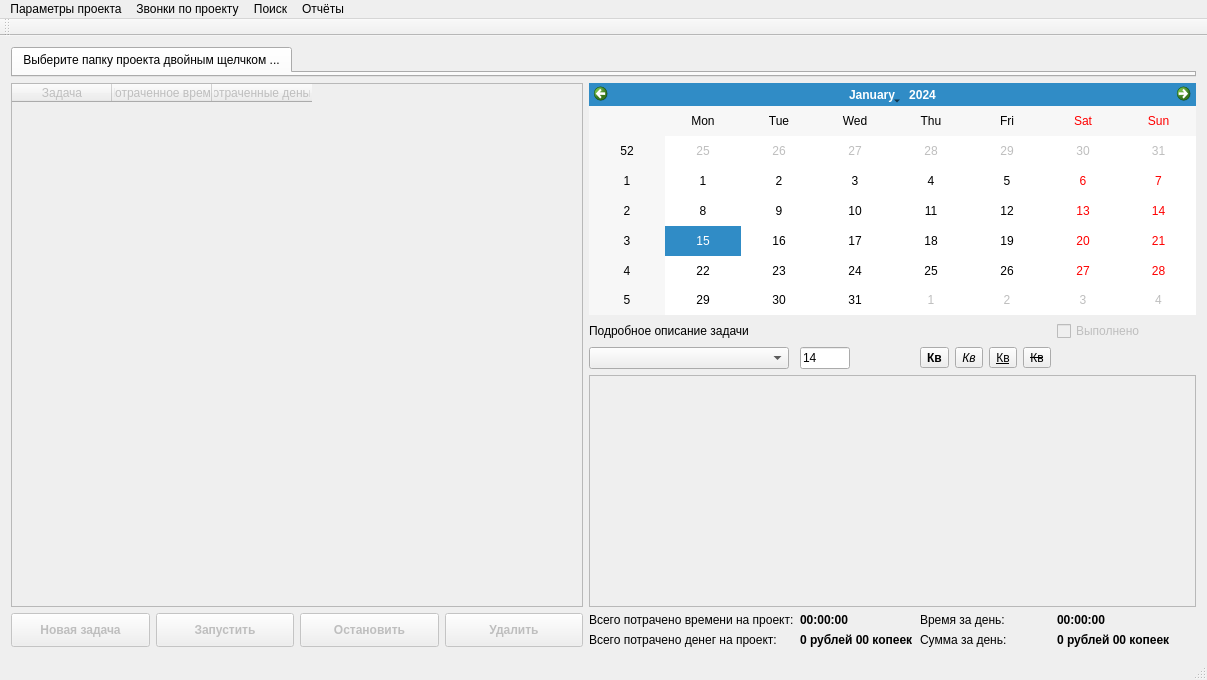
Before: the Qt Designer form source/mainwindow.ui in kapiten79/timecontrol, drawn with Qt 5.
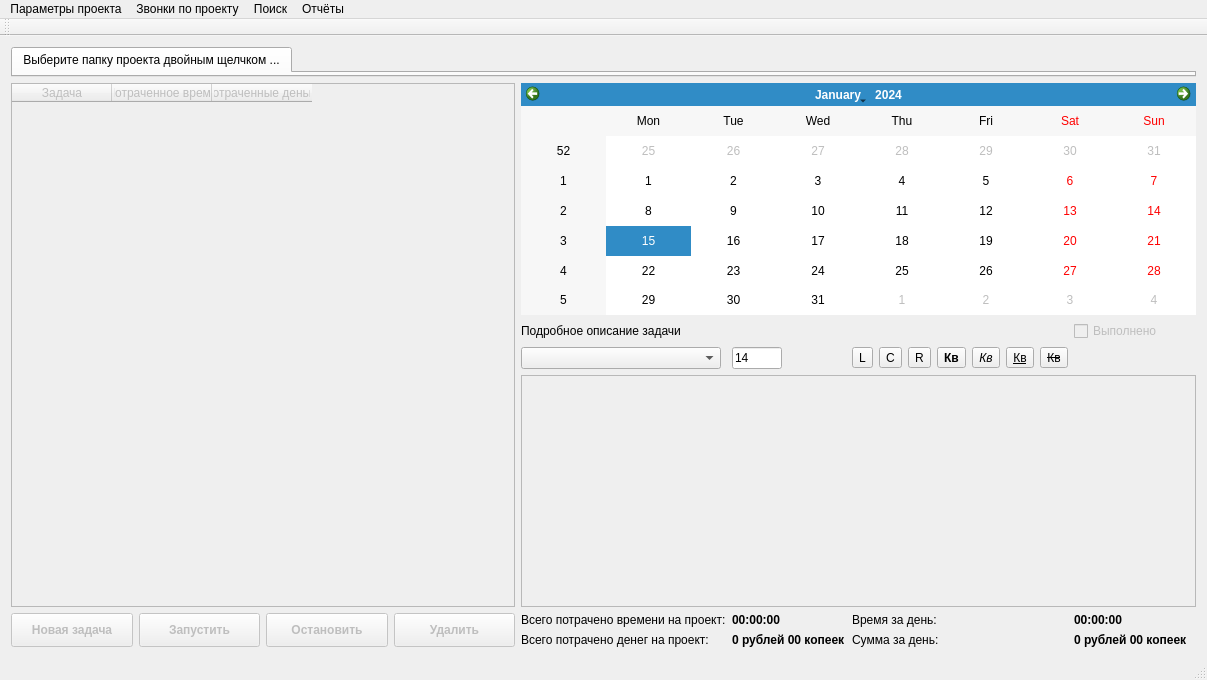
After: the same form once the commit is applied. Icons and pictures are not drawn.

Diff of the .ui file:
```diff
--- a/source/mainwindow.ui
+++ b/source/mainwindow.ui
@@ -332,7 +332,21 @@
       </item>
       <item row="2" column="6">
        <layout class="QGridLayout" name="gridLayout_2">
-        <item row="0" column="6">
+        <item row="0" column="1">
+         <widget class="QToolButton" name="toolButtonCenter">
+          <property name="text">
+           <string>C</string>
+          </property>
+         </widget>
+        </item>
+        <item row="0" column="2">
+         <widget class="QToolButton" name="toolButtonRight">
+          <property name="text">
+           <string>R</string>
+          </property>
+         </widget>
+        </item>
+        <item row="0" column="8">
          <widget class="QToolButton" name="toolButtonZacherk">
           <property name="font">
            <font>
@@ -344,7 +358,7 @@
           </property>
          </widget>
         </item>
-        <item row="0" column="5">
+        <item row="0" column="7">
          <widget class="QToolButton" name="toolButtonPodcherk">
           <property name="font">
            <font>
@@ -356,7 +370,7 @@
           </property>
          </widget>
         </item>
-        <item row="0" column="4">
+        <item row="0" column="6">
          <widget class="QToolButton" name="toolButtonNaklon">
           <property name="font">
            <font>
@@ -368,7 +382,7 @@
           </property>
          </widget>
         </item>
-        <item row="0" column="3">
+        <item row="0" column="5">
          <widget class="QToolButton" name="toolButton">
           <property name="font">
            <font>
@@ -381,6 +395,13 @@
           </property>
          </widget>
         </item>
+        <item row="0" column="0">
+         <widget class="QToolButton" name="toolButtonLeft">
+          <property name="text">
+           <string>L</string>
+          </property>
+         </widget>
+        </item>
        </layout>
       </item>
      </layout>
```
